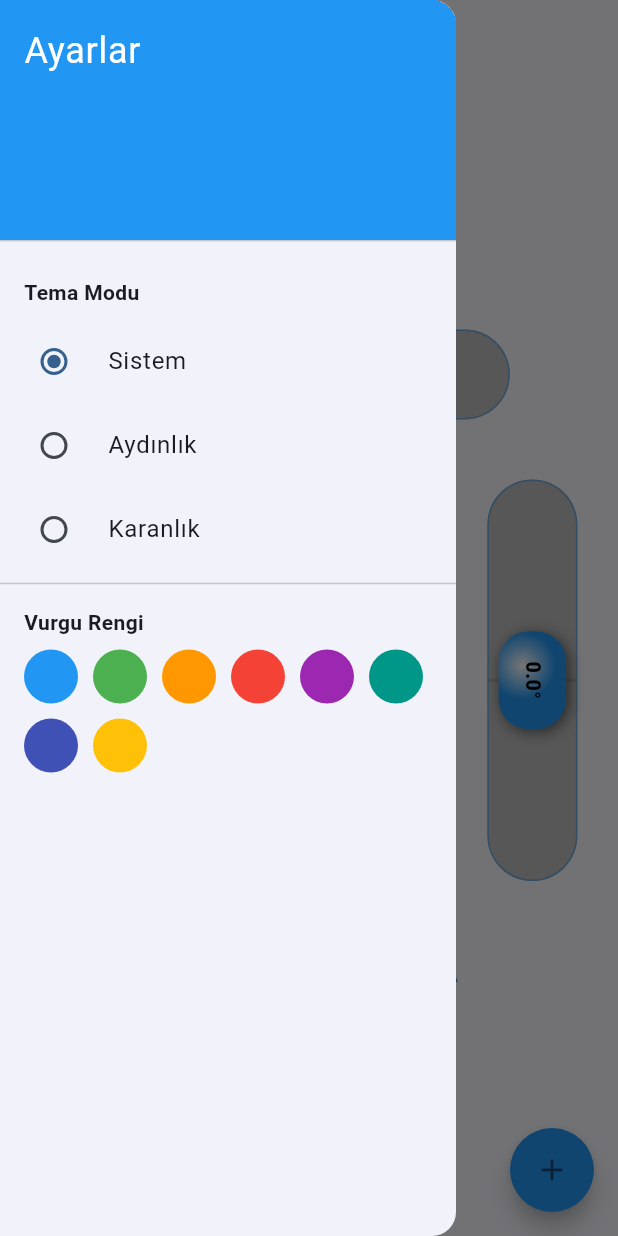
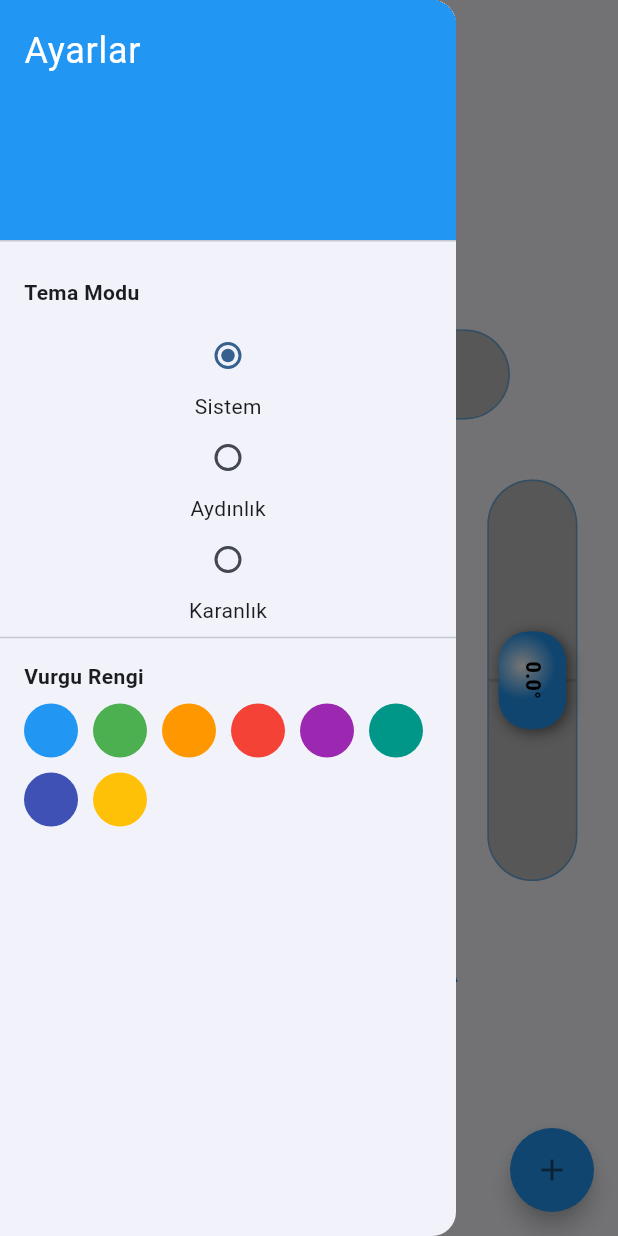
Before and after one commit to Yusufx1950/su-terazisi, a Flutter app: the screen it shows after launch, with the side drawer open, on a phone screen of 412 x 824 dp. Run offline on Flutter 3.47's test engine with Material 3 defaults, Android fonts, the phone set to English and light mode, and no system bars; drawn by our look-alikes of flutter_speed_dial; our stand-ins replace get, sensors_plus, share_plus, shared_preferences.

Commit message:
tema ayarlandı ve eksiksiz çalışıyor

```diff
--- a/lib/main.dart
+++ b/lib/main.dart
@@ -14,14 +14,9 @@ import 'controller/theme_controller.dart';
 void main() async {
   WidgetsFlutterBinding.ensureInitialized();
 
-  // Controller'ları başlat ve verilerin yüklenmesini bekle
-  final themeController = Get.put(ThemeController());
+  // Controller'ları başlat
+  Get.put(ThemeController());
   Get.put(AngleController());
-
-  // Ayarlar yüklenene kadar küçük bir gecikme veya await mekanizması
-  // ThemeController içindeki _loadSettings asenkron olduğu için ilk renderda
-  // varsayılan değerleri görebiliriz. Bunu önlemek için SharedPreferences'ı burada da okuyabiliriz
-  // veya controller içinde bir 'isReady' flag'i kullanabiliriz.
 
   SystemChrome.setPreferredOrientations([
     DeviceOrientation.portraitUp,
@@ -164,7 +159,9 @@ class _LevelPageState extends State<LevelPage> {
           "Başarılı",
           "Açı kaydedildi.",
           snackPosition: SnackPosition.TOP,
-          backgroundColor: themeController.primaryColor.value.withOpacity(0.7),
+          backgroundColor: themeController.primaryColor.value.withValues(
+            alpha: 0.7,
+          ),
           colorText: Colors.white,
         );
       },
@@ -206,24 +203,24 @@ class _LevelPageState extends State<LevelPage> {
             Obx(
               () => Column(
                 children: [
-                  RadioListTile<int>(
-                    title: const Text("Sistem"),
+                  Radio<int>(
                     value: 0,
                     groupValue: themeController.themeModeIndex.value,
                     onChanged: (v) => themeController.changeThemeMode(v!),
                   ),
-                  RadioListTile<int>(
-                    title: const Text("Aydınlık"),
+                  const Text("Sistem"),
+                  Radio<int>(
                     value: 1,
                     groupValue: themeController.themeModeIndex.value,
                     onChanged: (v) => themeController.changeThemeMode(v!),
                   ),
-                  RadioListTile<int>(
-                    title: const Text("Karanlık"),
+                  const Text("Aydınlık"),
+                  Radio<int>(
                     value: 2,
                     groupValue: themeController.themeModeIndex.value,
                     onChanged: (v) => themeController.changeThemeMode(v!),
                   ),
+                  const Text("Karanlık"),
                 ],
               ),
             ),
@@ -450,7 +447,7 @@ class _LevelPageState extends State<LevelPage> {
           borderRadius: BorderRadius.circular(height / 2),
           border: Border.all(
             color: isCentered
-                ? themeController.primaryColor.value.withOpacity(0.5)
+                ? themeController.primaryColor.value.withValues(alpha: 0.5)
                 : (themeController.isDarkMode
                       ? Colors.white10
                       : Colors.black12),
@@ -486,8 +483,10 @@ class _LevelPageState extends State<LevelPage> {
                     colors: isCentered
                         ? [Colors.white, themeController.primaryColor.value]
                         : [
-                            Colors.white.withOpacity(0.9),
-                            themeController.primaryColor.value.withOpacity(0.7),
+                            Colors.white.withValues(alpha: 0.9),
+                            themeController.primaryColor.value.withValues(
+                              alpha: 0.7,
+                            ),
                           ],
                     center: const Alignment(-0.3, -0.3),
                   ),
@@ -530,7 +529,7 @@ class _LevelPageState extends State<LevelPage> {
                 ? [Colors.white, themeController.primaryColor.value]
                 : [
                     Colors.white,
-                    themeController.primaryColor.value.withOpacity(0.7),
+                    themeController.primaryColor.value.withValues(alpha: 0.7),
                   ],
             center: const Alignment(-0.3, -0.3),
           ),
@@ -557,7 +556,7 @@ class CrossLinesPainter extends CustomPainter {
     final themeController = Get.find<ThemeController>();
     final paint = Paint()
       ..color = isCentered
-          ? primaryColor.withOpacity(0.3)
+          ? primaryColor.withValues(alpha: 0.3)
           : (themeController.isDarkMode ? Colors.white10 : Colors.black12)
       ..strokeWidth = 1.5;
     canvas.drawLine(
```
Also changed, not shown: lib/pages/liste_duzen.dart (+71 -39 lines).
